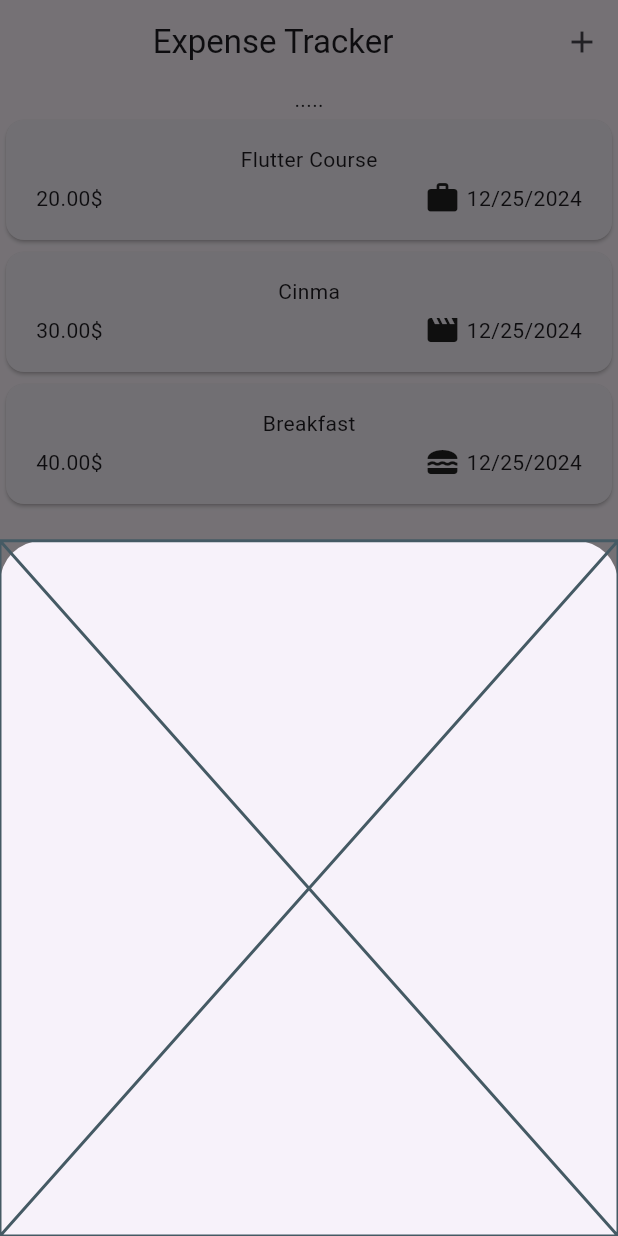
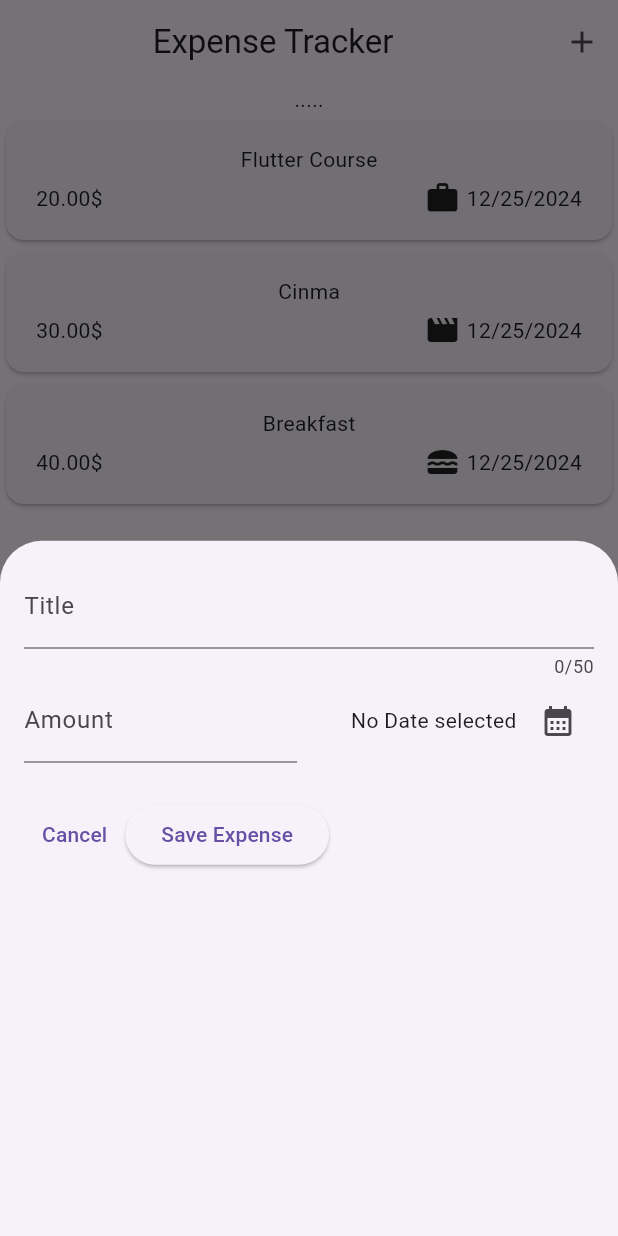
Before and after one commit to Mahmoud664h/Expense-App, a Flutter app: the screen it shows after launch, after a tap on the "add" icon, on a phone screen of 412 x 824 dp. Run offline on Flutter 3.47's test engine with Material 3 defaults, Android fonts, the phone set to English and light mode, and no system bars.

Commit message:
NewExpense restore

```diff
--- a/lib/widgets/new_expense.dart
+++ b/lib/widgets/new_expense.dart
@@ -1,10 +1,95 @@
+import 'dart:developer';
+
 import 'package:flutter/material.dart';
+import 'package:intl/intl.dart';
 
-class NewExpense extends StatelessWidget {
+class NewExpense extends StatefulWidget {
   const NewExpense({super.key});
 
   @override
+  State<NewExpense> createState() => _NewExpenseState();
+}
+
+class _NewExpenseState extends State<NewExpense> {
+  final _titleController = TextEditingController();
+  final _amountController = TextEditingController();
+  final formatter = DateFormat.yMd();
+  DateTime? _selectedDate;
+  @override
+  void dispose() {
+    _titleController.dispose();
+    _amountController.dispose();
+    super.dispose();
+  }
+
+  @override
   Widget build(BuildContext context) {
-    return const Placeholder();
+    return Padding(
+      padding: const EdgeInsets.all(16.0),
+      child: Column(
+        crossAxisAlignment: CrossAxisAlignment.stretch,
+        children: [
+          TextField(
+            controller: _titleController,
+            maxLength: 50,
+            decoration: const InputDecoration(
+              label: Text('Title'),
+            ),
+          ),
+          Row(
+            children: [
+              Expanded(
+                child: TextField(
+                  controller: _amountController,
+                  keyboardType: TextInputType.number,
+                  decoration: const InputDecoration(
+                      label: Text('Amount'), prefixText: '\$'),
+                ),
+              ),
+              const SizedBox(width: 16),
+              Expanded(
+                child: Row(
+                  mainAxisAlignment: MainAxisAlignment.end,
+                  children: [
+                    Text(_selectedDate == null
+                        ? 'No Date selected '
+                        : formatter.format(_selectedDate!)),
+                    IconButton(
+                        onPressed: () async {
+                          final now = DateTime.now();
+                          final firstDate =
+                              DateTime(now.year - 1, now.month, now.day);
+                          final DateTime? pickedDate = await showDatePicker(
+                              context: context,
+                              initialDate: now,
+                              firstDate: firstDate,
+                              lastDate: now);
+                          setState(() {
+                            _selectedDate = pickedDate;
+                          });
+                        },
+                        icon: const Icon(Icons.calendar_month))
+                  ],
+                ),
+              ),
+            ],
+          ),
+          const SizedBox(height: 24),
+          Row(
+            children: [
+              TextButton(
+                  onPressed: () => Navigator.pop(context),
+                  child: const Text('Cancel')),
+              ElevatedButton(
+                  onPressed: () {
+                    log(_titleController.text);
+                    log(_amountController.text);
+                  },
+                  child: const Text('Save Expense'))
+            ],
+          )
+        ],
+      ),
+    );
   }
 }
```
